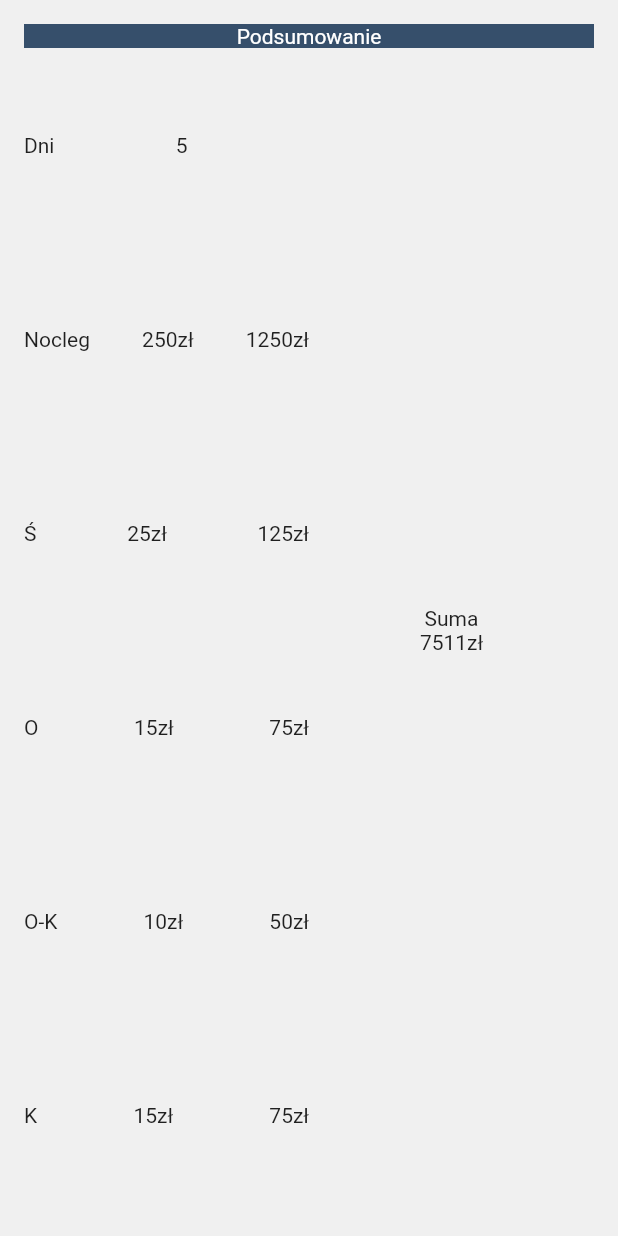
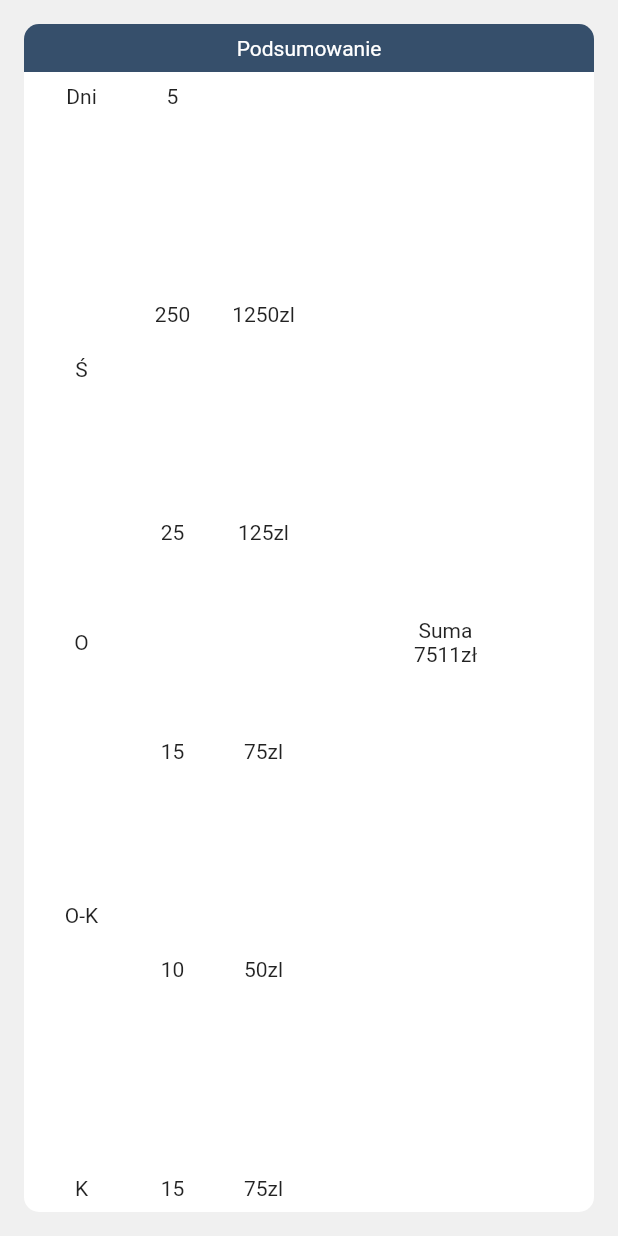
Before and after one commit to michalpatryk/HotelManagementSystem, a Flutter app: the ClientFoodWidget widget shown alone on an empty page, opened directly, on a phone screen of 412 x 824 dp. Run offline on Flutter 3.47's test engine with Material 2 defaults, Android fonts, the phone set to English and light mode, and no system bars; our stand-ins replace built_collection, built_value, dio, equatable, retrofit, syncfusion_flutter_datepicker.

Commit message:
receptionPayment screen

```diff
--- a/Frontend/hotel_management_system/lib/models/Room/Bed.dart
+++ b/Frontend/hotel_management_system/lib/models/Room/Bed.dart
@@ -31,7 +31,7 @@ class SingleBed extends Bed {
   final int? count;
   @override
   String toString() {
-    return "pojedyńcze";
+    return "pojedyncze";
   }
 }
 
@@ -43,7 +43,7 @@ class MatrimonialBed extends Bed {
 
   @override
   String toString() {
-    return "małżeśnkie";
+    return "małżeńskie";
   }
 }
 
--- a/Frontend/hotel_management_system/lib/pages/reception/components/clientFoodWidget.dart
+++ b/Frontend/hotel_management_system/lib/pages/reception/components/clientFoodWidget.dart
@@ -17,106 +17,100 @@ class ClientFoodWidget extends StatelessWidget {
                   Container(
                     width: MediaQuery.of(context).size.width,
                     alignment: Alignment.center,
+                    child: Padding(
+                      padding: const EdgeInsets.all(8.0),
                       child: Text('Podsumowanie', style: TextStyle(color: Colors.white)),
+                    ),
+                    decoration: BoxDecoration(
+                      borderRadius: BorderRadius.only(topLeft: Radius.circular(10), topRight: Radius.circular(10)),
                       color: Theme.of(context).colorScheme.secondary,
                     ),
+                  ),
                   Expanded(
+                    child: Container(
+                      decoration: BoxDecoration(
+                        borderRadius: BorderRadius.only(
+                          bottomLeft: Radius.circular(10),
+                          bottomRight: Radius.circular(10),
+                        ),
+                        color: Colors.white,
+                      ),
+                      child: Padding(
+                        padding: const EdgeInsets.all(8.0),
                         child: Row(
                           mainAxisAlignment: MainAxisAlignment.spaceEvenly,
                           children: [
                             Expanded(
-                          child: Column(
+                              child: Row(
                                 children: [
                                   Expanded(
-                                child: Row(
+                                    child: Column(
                                       mainAxisAlignment: MainAxisAlignment.spaceBetween,
                                       children: [
                                         Container(
                                           child: Text('Dni'),
                                         ),
                                         Container(
-                                      child: Text('5'),
-                                    ),
-                                    Container(),
-                                  ],
-                                ),
-                              ),
-                              Expanded(
-                                child: Row(
-                                  mainAxisAlignment: MainAxisAlignment.spaceBetween,
-                                  children: [
-                                    Container(
-                                      child: Text('Nocleg'),
+                                          child: Text('Ś'),
                                         ),
                                         Container(
-                                      child: Text('250zł'),
+                                          child: Text('O'),
                                         ),
                                         Container(
-                                      child: Text('1250zł'),
+                                          child: Text('O-K'),
+                                        ),
+                                        Container(
+                                          child: Text('K'),
                                         ),
                                       ],
                                     ),
                                   ),
                                   Expanded(
-                                child: Row(
+                                    child: Column(
                                       mainAxisAlignment: MainAxisAlignment.spaceBetween,
                                       children: [
                                         Container(
-                                      child: Text('Ś'),
+                                          child: Text('5'),
                                         ),
                                         Container(
-                                      child: Text('25zł'),
+                                          child: Text('250'),
                                         ),
                                         Container(
-                                      child: Text('125zł'),
+                                          child: Text('25'),
+                                        ),
+                                        Container(
+                                          child: Text('15'),
+                                        ),
+                                        Container(
+                                          child: Text('10'),
+                                        ),
+                                        Container(
+                                          child: Text('15'),
                                         ),
                                       ],
                                     ),
                                   ),
                                   Expanded(
-                                child: Row(
+                                    child: Column(
                                       mainAxisAlignment: MainAxisAlignment.spaceBetween,
                                       children: [
                                         Container(
-                                      child: Text('O'),
+                                          child: Text(''),
                                         ),
                                         Container(
-                                      child: Text('15zł'),
+                                          child: Text('1250zl'),
                                         ),
                                         Container(
-                                      child: Text('75zł'),
-                                    ),
-                                  ],
-                                ),
-                              ),
-                              Expanded(
-                                child: Row(
-                                  mainAxisAlignment: MainAxisAlignment.spaceBetween,
-                                  children: [
-                                    Container(
-                                      child: Text('O-K'),
+                                          child: Text('125zl'),
                                         ),
                                         Container(
-                                      child: Text('10zł'),
+                                          child: Text('75zl'),
                                         ),
                                         Container(
-                                      child: Text('50zł'),
-                                    ),
-                                  ],
-                                ),
-                              ),
-                              Expanded(
-                                child: Row(
-                                  mainAxisAlignment: MainAxisAlignment.spaceBetween,
-                                  children: [
-                                    Container(
-                                      child: Text('K'),
+                                          child: Text('50zl'),
                                         ),
                                         Container(
-                                      child: Text('15zł'),
-                                    ),
-                                    Container(
-                                      child: Text('75zł'),
+                                          child: Text('75zl'),
                                         ),
                                       ],
                                     ),
@@ -140,6 +134,8 @@ class ClientFoodWidget extends StatelessWidget {
                           ],
                         ),
                       ),
+                    ),
+                  ),
                 ],
               ),
             ),
```
Also changed, not shown: Frontend/hotel_management_system/lib/pages/reception/components/clientDataWidget.dart (+28 -0 lines), Frontend/hotel_management_system/lib/pages/reception/components/clientStayWidget.dart (+28 -0 lines), Frontend/hotel_management_system/lib/pages/reception/receptionScreen.dart (+15 -0 lines). Lines whose indentation alone changed are shown as unchanged.
